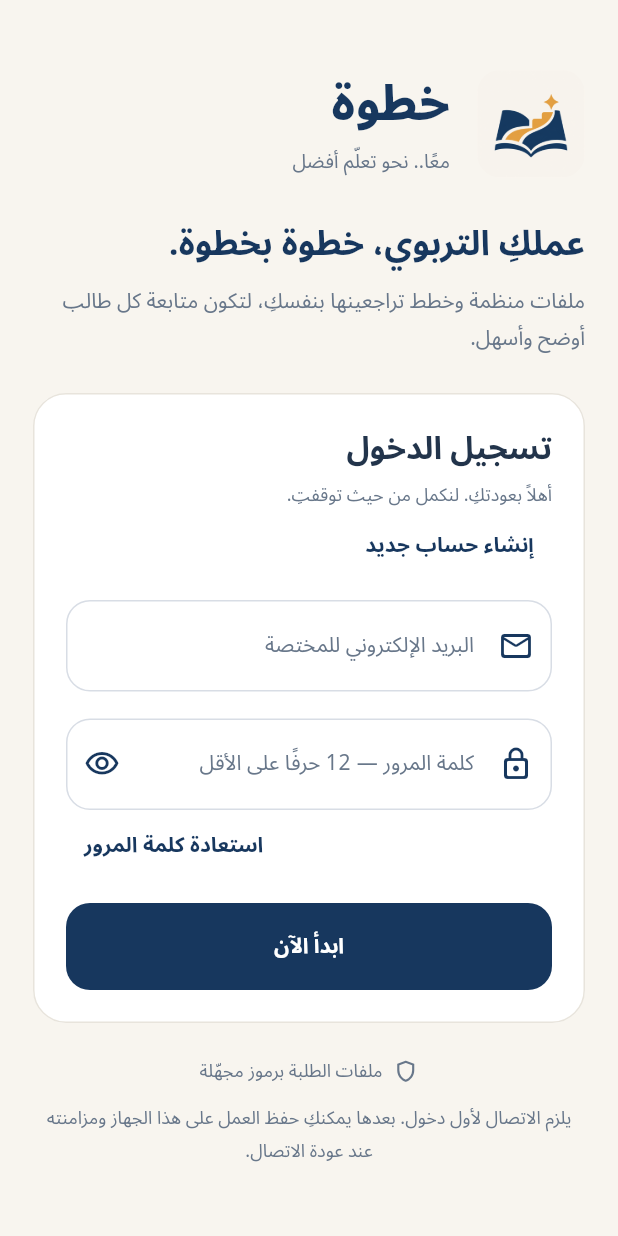
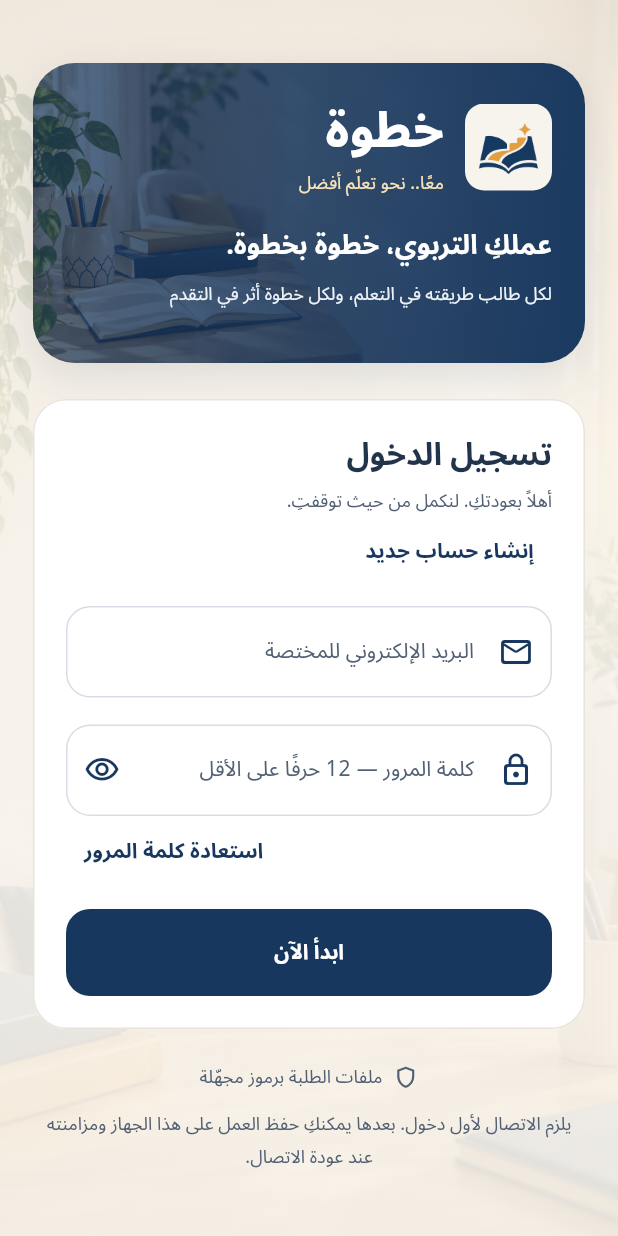
Before and after one commit to ENGahmed-2005/Khotwa, a Flutter app: the screen it shows after launch, on a phone screen of 412 x 824 dp. Run offline on Flutter 3.47's test engine with Material 3 defaults, Android fonts, the phone set to English and light mode, and no system bars; our stand-ins replace flutter_secure_storage, share_plus; missing offline and left inert: cryptography, file_selector.

Commit message:
feat(ui): add lightweight photographic backgrounds for specialists

```diff
--- a/mobile/lib/core/khotwa_theme.dart
+++ b/mobile/lib/core/khotwa_theme.dart
@@ -5,7 +5,7 @@ abstract final class KhotwaPalette {
   static const amber = Color(0xFFE3A343);
   static const cream = Color(0xFFF8F5EF);
   static const ink = Color(0xFF22344B);
-  static const muted = Color(0xFF68778A);
+  static const muted = Color(0xFF526074);
   static const line = Color(0xFFE8E4DC);
   static const teal = Color(0xFF2F8078);
   static const paleBlue = Color(0xFFEDF2F8);
@@ -16,7 +16,7 @@ abstract final class KhotwaTheme {
   static ThemeData get light => ThemeData(
     useMaterial3: true,
     fontFamily: 'NotoSansArabic',
-    scaffoldBackgroundColor: KhotwaPalette.cream,
+    scaffoldBackgroundColor: Colors.transparent,
     colorScheme: ColorScheme.fromSeed(
       seedColor: KhotwaPalette.navy,
       primary: KhotwaPalette.navy,
@@ -77,7 +77,7 @@ abstract final class KhotwaTheme {
       labelMedium: TextStyle(fontSize: 12, fontWeight: FontWeight.w600),
     ),
     appBarTheme: const AppBarTheme(
-      backgroundColor: KhotwaPalette.cream,
+      backgroundColor: Colors.transparent,
       foregroundColor: KhotwaPalette.navy,
       surfaceTintColor: Colors.transparent,
       centerTitle: false,
--- a/mobile/lib/features/auth_screen.dart
+++ b/mobile/lib/features/auth_screen.dart
@@ -4,6 +4,7 @@ import '../core/api_client.dart';
 import '../core/auth_state.dart';
 import '../core/khotwa_theme.dart';
 import '../widgets/khotwa_ui.dart';
+import '../widgets/khotwa_backdrop.dart';
 import '../widgets/common.dart';
 
 class AuthScreen extends StatefulWidget {
@@ -57,24 +58,30 @@ class _AuthScreenState extends State<AuthScreen> {
             padding: const EdgeInsets.all(22),
             children: [
               const SizedBox(height: 12),
+              KhotwaPhotoPanel(
+                minHeight: 200,
+                child: Column(
+                  crossAxisAlignment: CrossAxisAlignment.stretch,
+                  mainAxisSize: MainAxisSize.min,
+                  children: [
                     Row(
                       children: [
-                  const KhotwaBrandMark(size: 72),
-                  const SizedBox(width: 18),
+                        const KhotwaBrandMark(size: 58),
+                        const SizedBox(width: 14),
                         Expanded(
                           child: Column(
                             crossAxisAlignment: CrossAxisAlignment.start,
                             children: [
                               Text(
                                 'خطوة',
-                          style: Theme.of(context).textTheme.headlineLarge,
+                                style: Theme.of(context).textTheme.headlineLarge
+                                    ?.copyWith(color: Colors.white),
                               ),
-                        const SizedBox(height: 3),
                               const Text(
                                 'معًا.. نحو تعلّم أفضل',
                                 style: TextStyle(
-                            color: KhotwaPalette.muted,
-                            fontSize: 13,
+                                  color: Color(0xFFF9E3B9),
+                                  fontSize: 12,
                                 ),
                               ),
                             ],
@@ -82,15 +89,26 @@ class _AuthScreenState extends State<AuthScreen> {
                         ),
                       ],
                     ),
-              const SizedBox(height: 26),
-              Text(
+                    const SizedBox(height: 16),
+                    const Text(
                       'عملكِ التربوي، خطوة بخطوة.',
-                style: Theme.of(context).textTheme.headlineSmall,
+                      style: TextStyle(
+                        color: Colors.white,
+                        fontSize: 18,
+                        fontWeight: FontWeight.w700,
                       ),
-              const SizedBox(height: 8),
+                    ),
+                    const SizedBox(height: 6),
                     const Text(
-                'ملفات منظمة وخطط تراجعينها بنفسكِ، لتكون متابعة كل طالب أوضح وأسهل.',
-                style: TextStyle(color: KhotwaPalette.muted, height: 1.8),
+                      'لكل طالب طريقته في التعلم، ولكل خطوة أثر في التقدم',
+                      style: TextStyle(
+                        color: Color(0xFFEDF2F8),
+                        fontSize: 12,
+                        height: 1.8,
+                      ),
+                    ),
+                  ],
+                ),
               ),
               const SizedBox(height: 24),
               const PrototypeNote(),
--- a/mobile/lib/main.dart
+++ b/mobile/lib/main.dart
@@ -11,6 +11,7 @@ import 'features/home_screen.dart';
 import 'features/auth_screen.dart';
 import 'features/activities_screen.dart';
 import 'features/reports_screen.dart';
+import 'widgets/khotwa_backdrop.dart';
 
 Future<void> main() async {
   WidgetsFlutterBinding.ensureInitialized();
@@ -61,6 +62,8 @@ class KhotwaApp extends StatelessWidget {
       theme: KhotwaTheme.light,
       builder: (context, child) => Directionality(
         textDirection: TextDirection.rtl,
+        child: KhotwaBackdrop(
+          welcome: !auth.signedIn,
           child: Column(
             children: [
               if (auth.cleanupWarning != null)
@@ -76,6 +79,7 @@ class KhotwaApp extends StatelessWidget {
                 ),
               Expanded(child: child ?? const SizedBox.shrink()),
             ],
+          ),
         ),
       ),
       home: AnimatedBuilder(
--- /dev/null
+++ b/mobile/lib/widgets/khotwa_backdrop.dart
@@ -0,0 +1,142 @@
+import 'package:flutter/material.dart';
+
+import '../core/khotwa_theme.dart';
+
+/// Bundled decorative artwork: no network requests or student photographs.
+abstract final class KhotwaArtwork {
+  static const room = 'assets/backgrounds/learning-room.webp';
+  static const desk = 'assets/backgrounds/learning-desk.webp';
+}
+
+class KhotwaBackdrop extends StatelessWidget {
+  const KhotwaBackdrop({super.key, required this.child, this.welcome = false});
+
+  final Widget child;
+  final bool welcome;
+
+  @override
+  Widget build(BuildContext context) {
+    final subdued =
+        MediaQuery.highContrastOf(context) ||
+        MediaQuery.textScalerOf(context).scale(14) >= 22;
+    final wash = subdued
+        ? const [Color(0xFAF8F5EF), Color(0xFAF8F5EF), Color(0xFAF8F5EF)]
+        : welcome
+        ? const [Color(0xC7F8F5EF), Color(0xEBF8F5EF), Color(0xE8F8F5EF)]
+        : const [Color(0xE8F8F5EF), Color(0xF5F8F5EF), Color(0xE8F8F5EF)];
+    return Stack(
+      fit: StackFit.expand,
+      children: [
+        Positioned.fill(
+          child: IgnorePointer(
+            child: ExcludeSemantics(
+              child: Image.asset(
+                KhotwaArtwork.room,
+                fit: BoxFit.cover,
+                alignment: Alignment.topCenter,
+                cacheWidth: 960,
+                excludeFromSemantics: true,
+                errorBuilder: (_, _, _) =>
+                    const ColoredBox(color: KhotwaPalette.cream),
+              ),
+            ),
+          ),
+        ),
+        Positioned.fill(
+          child: IgnorePointer(
+            child: DecoratedBox(
+              decoration: BoxDecoration(
+                gradient: LinearGradient(
+                  begin: Alignment.topCenter,
+                  end: Alignment.bottomCenter,
+                  colors: wash,
+                  stops: const [0, .52, 1],
+                ),
+              ),
+            ),
+          ),
+        ),
+        child,
+      ],
+    );
+  }
+}
+
+class KhotwaPhotoPanel extends StatelessWidget {
+  const KhotwaPhotoPanel({
+    super.key,
+    required this.child,
+    this.minHeight = 176,
+    this.padding = const EdgeInsets.all(22),
+  });
+
+  final Widget child;
+  final double minHeight;
+  final EdgeInsetsGeometry padding;
+
+  @override
+  Widget build(BuildContext context) {
+    final strong =
+        MediaQuery.highContrastOf(context) ||
+        MediaQuery.textScalerOf(context).scale(14) >= 22;
+    return DecoratedBox(
+      decoration: BoxDecoration(
+        borderRadius: BorderRadius.circular(28),
+        boxShadow: [
+          BoxShadow(
+            color: KhotwaPalette.navy.withValues(alpha: .12),
+            blurRadius: 24,
+            offset: const Offset(0, 8),
+          ),
+        ],
+      ),
+      child: ClipRRect(
+        borderRadius: BorderRadius.circular(28),
+        child: Stack(
+          children: [
+            Positioned.fill(
+              child: IgnorePointer(
+                child: ExcludeSemantics(
+                  child: Image.asset(
+                    KhotwaArtwork.desk,
+                    fit: BoxFit.cover,
+                    alignment: Alignment.centerLeft,
+                    cacheWidth: 1280,
+                    excludeFromSemantics: true,
+                    errorBuilder: (_, _, _) =>
+                        const ColoredBox(color: KhotwaPalette.navy),
+                  ),
+                ),
+              ),
+            ),
+            Positioned.fill(
+              child: IgnorePointer(
+                child: DecoratedBox(
+                  decoration: BoxDecoration(
+                    gradient: LinearGradient(
+                      // Arabic copy starts on the right; the image remains
+                      // visible to the left. Both ends support white text.
+                      begin: Alignment.centerRight,
+                      end: Alignment.centerLeft,
+                      colors: strong
+                          ? const [Color(0xFC17375E), Color(0xED17375E)]
+                          : const [
+                              Color(0xFA17375E),
+                              Color(0xE017375E),
+                              Color(0xB817375E),
+                            ],
+                    ),
+                  ),
+                ),
+              ),
+            ),
+            ConstrainedBox(
+              constraints: BoxConstraints(minHeight: minHeight),
+              child: Padding(padding: padding, child: child),
+            ),
+          ],
+        ),
+      ),
+    );
+  }
+}
--- a/mobile/pubspec.yaml
+++ b/mobile/pubspec.yaml
@@ -29,6 +29,8 @@ flutter:
   uses-material-design: true
   assets:
     - assets/branding/khotwa-icon.png
+    - assets/backgrounds/learning-room.webp
+    - assets/backgrounds/learning-desk.webp
   fonts:
     - family: NotoSansArabic
       fonts:
```
Also changed, not shown: mobile/lib/widgets/specialist_dashboard.dart (+8 -113 lines), docs/requirements_map.json, mobile/assets/backgrounds/learning-desk.webp (added), mobile/assets/backgrounds/learning-room.webp (added), 7 other files. Lines whose indentation alone changed are shown as unchanged.
